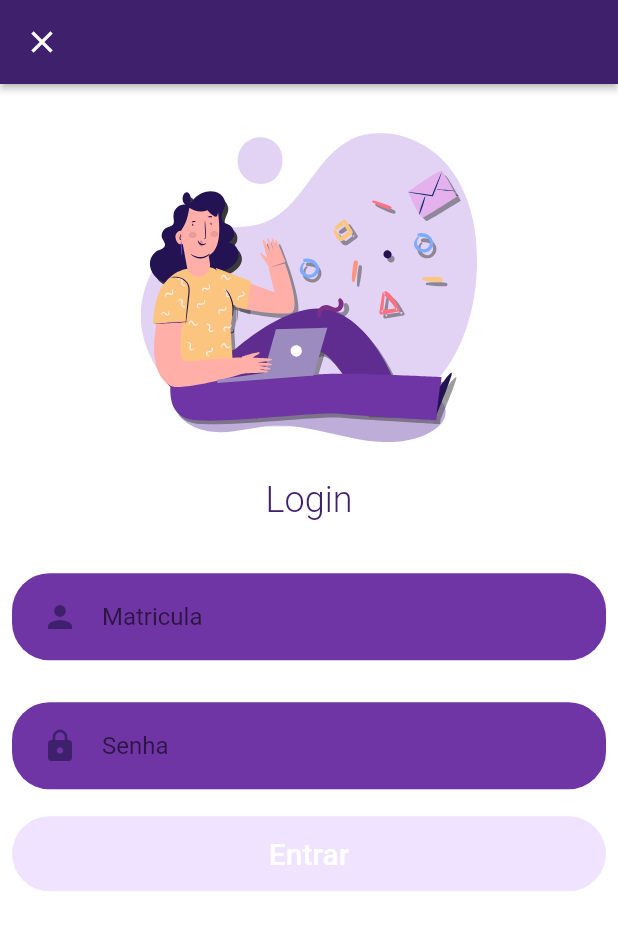
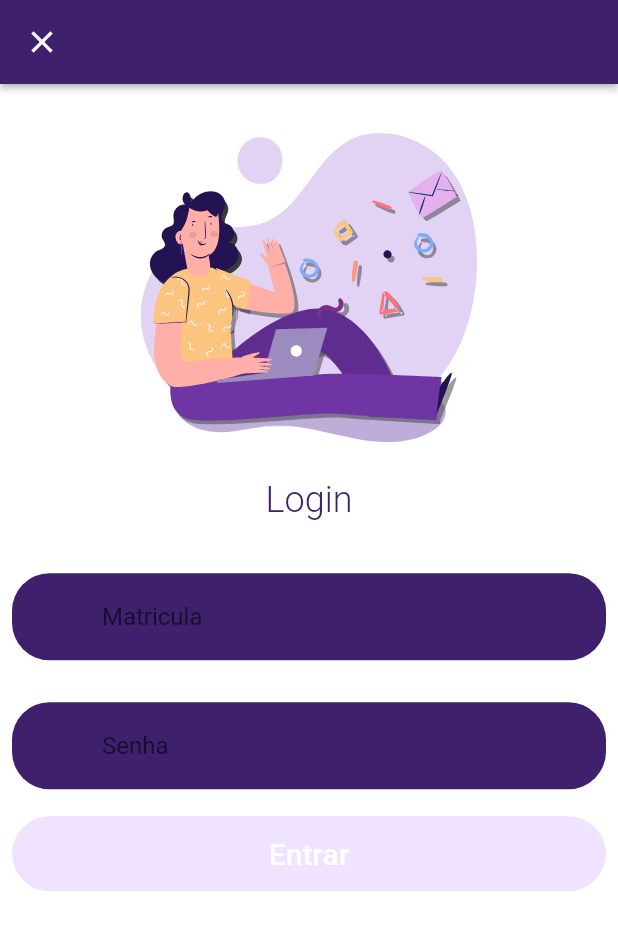
Before and after one commit to diegolima362/aluno_uepb, a Flutter app: the screen it shows after launch, after a tap on "Entrar", on a phone screen of 412 x 824 dp. Shown: the top 930 px of the screen. Run offline on Flutter 3.47's test engine with Material 2 defaults, Android fonts, the phone set to English and light mode, and no system bars; our stand-ins replace flutter_svg, hive, hive_flutter; accounts and stored records are empty.

Commit message:
update primary color

```diff
--- a/lib/services/scraper/storage.dart
+++ /dev/null
@@ -1,4 +0,0 @@
-class ProfileStorage {
-//
-
-}
--- a/lib/themes/custom_themes.dart
+++ b/lib/themes/custom_themes.dart
@@ -1,7 +1,7 @@
 import 'package:flutter/material.dart';
 
 class CustomThemes {
-  static const PRIMARY_COLOR = Color(0xFF6F35A5);
+  static const PRIMARY_COLOR = Color(0xFF3E206D);
   static const PRIMARY_LIGHT_COLOR = Color(0xFFF1E6FF);
 
   static ThemeData get light => ThemeData(
```
